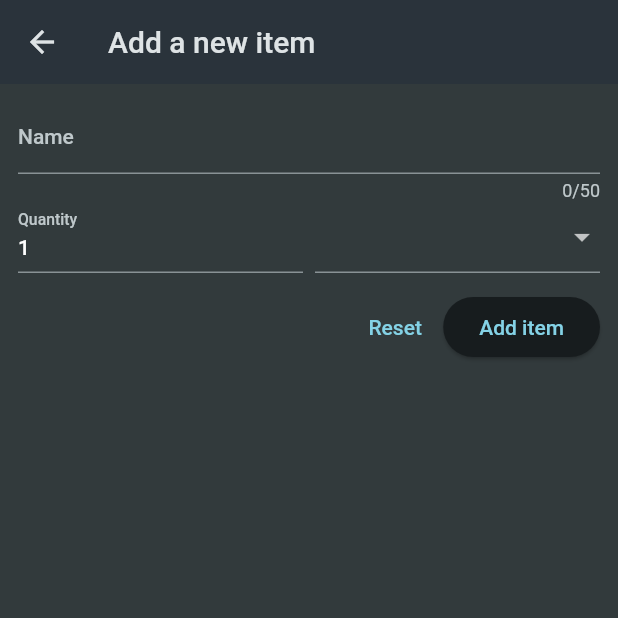
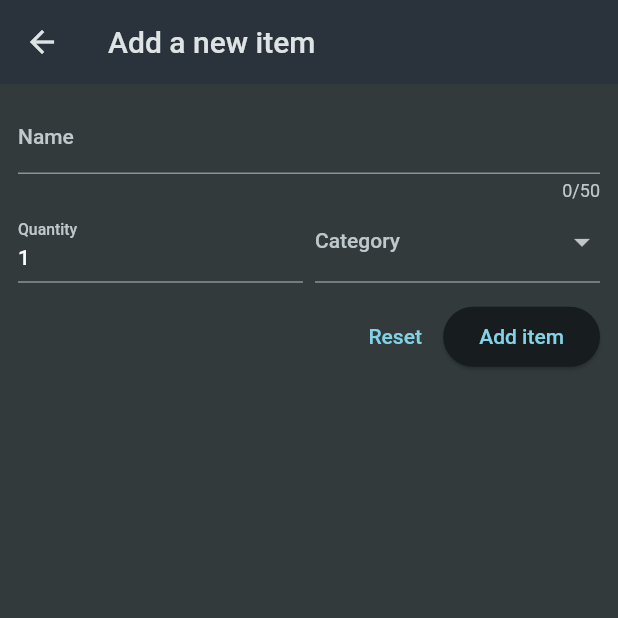
Before and after one commit to JoaoVitorLima242/shopping_list_flutter, a Flutter app: the NewItemScreen screen opened directly, on a phone screen of 412 x 824 dp, the top half of it. Run offline on Flutter 3.47's test engine with Material 2 defaults, Android fonts, the phone set to English and light mode, and no system bars.

Commit message:
refactoring form

```diff
--- /dev/null
+++ b/lib/features/new_item/widgets/categories_dropdown.dart
@@ -0,0 +1,41 @@
+import 'package:flutter/material.dart';
+import 'package:shopping_list/common_widgets/colored_circle.dart';
+import 'package:shopping_list/data/categories.dart';
+import 'package:shopping_list/models/category.dart';
+
+class CategoriesDropdown extends StatelessWidget {
+  const CategoriesDropdown({super.key, required this.onChanged});
+
+  final void Function(Category?)? onChanged;
+
+  @override
+  Widget build(BuildContext context) {
+    return DropdownButtonFormField(
+      onChanged: onChanged,
+      validator: (value) {
+        if (value == null) {
+          return 'Must select a category';
+        }
+        return null;
+      },
+      decoration: const InputDecoration(
+        label: Text('Category'),
+      ),
+      items: [
+        for (final category in categories.entries)
+          DropdownMenuItem(
+            value: category.value,
+            child: Row(
+              children: [
+                ColoredCircle(category.value.color),
+                const SizedBox(
+                  width: 6,
+                ),
+                Text(category.value.title)
+              ],
+            ),
+          )
+      ],
+    );
+  }
+}
--- a/lib/features/new_item/widgets/new_item_form.dart
+++ b/lib/features/new_item/widgets/new_item_form.dart
@@ -1,6 +1,5 @@
 import 'package:flutter/material.dart';
-import 'package:shopping_list/common_widgets/colored_circle.dart';
-import 'package:shopping_list/data/categories.dart';
+import 'package:shopping_list/features/new_item/widgets/categories_dropdown.dart';
 
 class NewItemForm extends StatelessWidget {
   const NewItemForm({super.key});
@@ -54,22 +53,7 @@ class NewItemForm extends StatelessWidget {
               ),
               const SizedBox(width: 8),
               Expanded(
-                child: DropdownButtonFormField(
-                  items: [
-                    for (final category in categories.entries)
-                      DropdownMenuItem(
-                        value: category.value,
-                        child: Row(
-                          children: [
-                            ColoredCircle(category.value.color),
-                            const SizedBox(
-                              width: 6,
-                            ),
-                            Text(category.value.title)
-                          ],
-                        ),
-                      )
-                  ],
+                child: CategoriesDropdown(
                   onChanged: (value) {},
                 ),
               )
```
